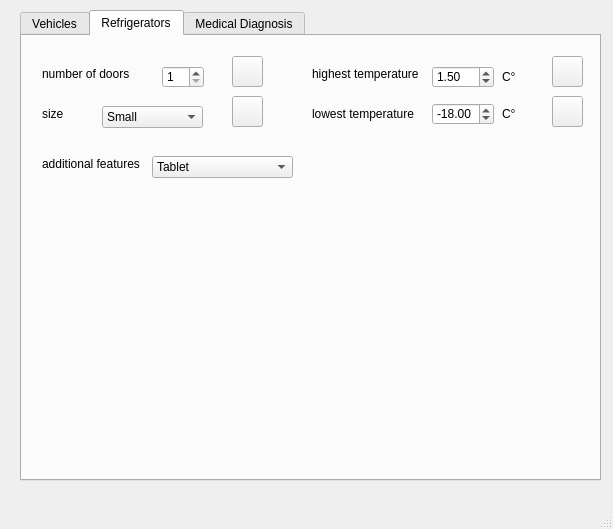
First picture: the form in mainUI.ui, repository super-cinnamon/Tech-Agents-with-Experta, before the edit.
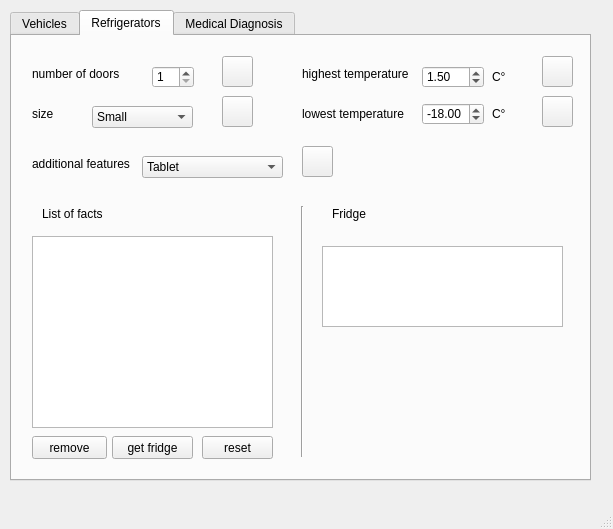
Second picture: the form after the edit. Icons and pictures are not drawn.

Commit message: added fride expert sys with gui, add ft remains

```diff
--- a/mainUI.ui
+++ b/mainUI.ui
@@ -29,7 +29,7 @@
    <widget class="QTabWidget" name="tabWidget">
     <property name="geometry">
      <rect>
-      <x>20</x>
+      <x>10</x>
       <y>10</y>
       <width>581</width>
       <height>471</height>
@@ -626,6 +626,121 @@
        </property>
       </item>
      </widget>
+     <widget class="QPushButton" name="getFridge">
+      <property name="geometry">
+       <rect>
+        <x>100</x>
+        <y>400</y>
+        <width>81</width>
+        <height>23</height>
+       </rect>
+      </property>
+      <property name="text">
+       <string>get fridge</string>
+      </property>
+     </widget>
+     <widget class="QListView" name="fridges">
+      <property name="geometry">
+       <rect>
+        <x>310</x>
+        <y>210</y>
+        <width>241</width>
+        <height>81</height>
+       </rect>
+      </property>
+     </widget>
+     <widget class="QListView" name="fridgeFacts">
+      <property name="geometry">
+       <rect>
+        <x>20</x>
+        <y>200</y>
+        <width>241</width>
+        <height>192</height>
+       </rect>
+      </property>
+     </widget>
+     <widget class="QLabel" name="label_21">
+      <property name="geometry">
+       <rect>
+        <x>30</x>
+        <y>170</y>
+        <width>91</width>
+        <height>16</height>
+       </rect>
+      </property>
+      <property name="text">
+       <string>List of facts</string>
+      </property>
+     </widget>
+     <widget class="Line" name="line_7">
+      <property name="geometry">
+       <rect>
+        <x>280</x>
+        <y>170</y>
+        <width>20</width>
+        <height>251</height>
+       </rect>
+      </property>
+      <property name="orientation">
+       <enum>Qt::Vertical</enum>
+      </property>
+     </widget>
+     <widget class="QPushButton" name="resetFactsFridge">
+      <property name="geometry">
+       <rect>
+        <x>190</x>
+        <y>400</y>
+        <width>71</width>
+        <height>23</height>
+       </rect>
+      </property>
+      <property name="text">
+       <string>reset</string>
+      </property>
+     </widget>
+     <widget class="QPushButton" name="removeFridgeFact">
+      <property name="geometry">
+       <rect>
+        <x>20</x>
+        <y>400</y>
+        <width>75</width>
+        <height>23</height>
+       </rect>
+      </property>
+      <property name="text">
+       <string>remove</string>
+      </property>
+     </widget>
+     <widget class="QLabel" name="label_22">
+      <property name="geometry">
+       <rect>
+        <x>320</x>
+        <y>170</y>
+        <width>91</width>
+        <height>16</height>
+       </rect>
+      </property>
+      <property name="text">
+       <string>Fridge</string>
+      </property>
+     </widget>
+     <widget class="QPushButton" name="addFeatures">
+      <property name="geometry">
+       <rect>
+        <x>290</x>
+        <y>110</y>
+        <width>31</width>
+        <height>31</height>
+       </rect>
+      </property>
+      <property name="text">
+       <string/>
+      </property>
+      <property name="icon">
+       <iconset>
+        <normaloff>button_icons/add.png</normaloff>button_icons/add.png</iconset>
+      </property>
+     </widget>
     </widget>
     <widget class="QWidget" name="Diagnosis">
      <attribute name="title">
```
Left out of the diff: 2 changed lines with no effect on the pictures. The commit also changes 2 other files.
